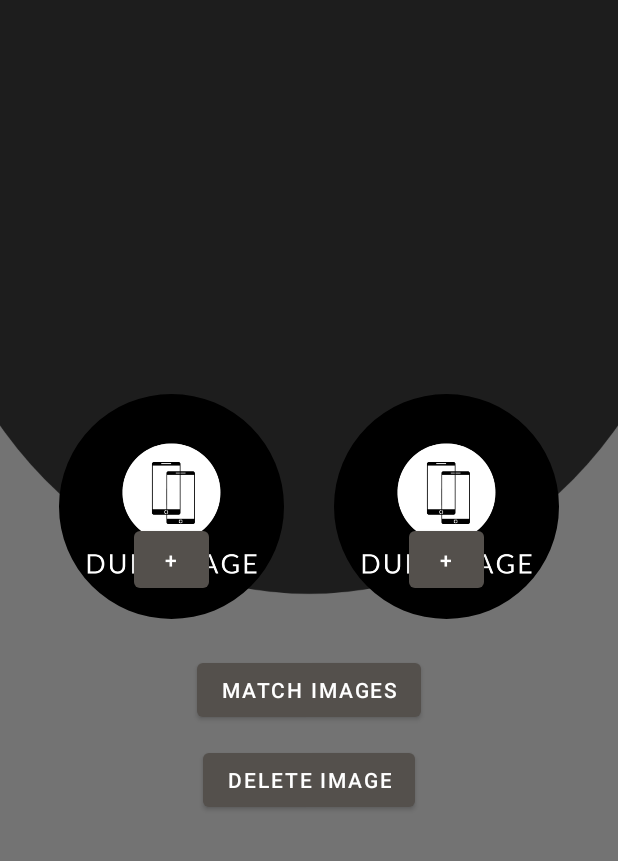
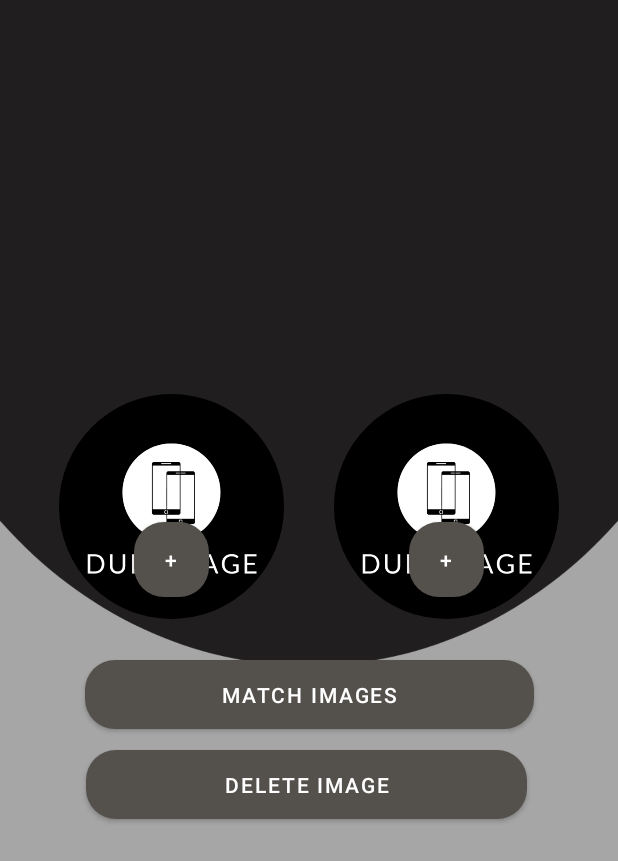
Before and after one commit to ritzmarc-diaz/DupliMage, an Android app: the layout activity_main.xml on its own in the app's theme, with its tools: preview values and no code run, on a phone screen of 412 x 824 dp. Shown: the top 861 px of the screen. Run offline under Robolectric (Android 15) with nearby library versions, the phone set to English and light mode, and no system bars.

Commit message:
UI Overhaul with deletion and match result fixes
Added startup screen for UI and changed matched result into pop up message. Upon match result revealing a certain % deletion button will be enabled

```diff
--- /dev/null
+++ b/app/src/main/res/drawable/round_button.xml
@@ -0,0 +1,10 @@
+<?xml version="1.0" encoding="utf-8"?>
+<ripple xmlns:android="http://schemas.android.com/apk/res/android"
+    android:color="@color/purple_500">
+    <item>
+        <shape android:shape="rectangle">
+            <solid android:color="@color/purple_500"/>
+            <corners android:radius="20dp" />
+        </shape>
+    </item>
+</ripple>
--- a/app/src/main/res/layout/activity_main.xml
+++ b/app/src/main/res/layout/activity_main.xml
@@ -4,14 +4,15 @@
     xmlns:tools="http://schemas.android.com/tools"
     android:layout_width="match_parent"
     android:layout_height="match_parent"
-    android:background="@drawable/duplibg"
-    tools:context=".MainActivity">
-
+    android:background="@drawable/dmbg_new"
+    tools:context=".MainActivity"
+    >
     <Button
         android:id="@+id/btn_choose_image"
         android:layout_width="50dp"
         android:layout_height="50dp"
         android:layout_marginTop="348dp"
+        android:background="@drawable/round_button"
         android:text="+"
         android:textAlignment="center"
         app:layout_constraintEnd_toEndOf="parent"
@@ -24,6 +25,7 @@
         android:layout_width="50dp"
         android:layout_height="50dp"
         android:layout_marginTop="348dp"
+        android:background="@drawable/round_button"
         android:text="+"
         android:textAlignment="center"
         app:layout_constraintEnd_toEndOf="parent"
@@ -33,9 +35,10 @@
 
     <Button
         android:id="@+id/btn_match_images"
-        android:layout_width="wrap_content"
-        android:layout_height="wrap_content"
-        android:layout_marginTop="436dp"
+        android:layout_width="299dp"
+        android:layout_height="46dp"
+        android:layout_marginTop="440dp"
+        android:background="@drawable/round_button"
         android:text="Match Images"
         android:textAlignment="center"
         app:layout_constraintEnd_toEndOf="parent"
@@ -44,12 +47,14 @@
 
     <Button
         android:id="@+id/btn_delete_image"
-        android:layout_width="wrap_content"
-        android:layout_height="wrap_content"
-        android:layout_marginTop="496dp"
+        android:layout_width="294dp"
+        android:layout_height="46dp"
+        android:layout_marginTop="500dp"
+        android:background="@drawable/round_button"
         android:text="Delete Image"
         android:textAlignment="center"
         app:layout_constraintEnd_toEndOf="parent"
+        app:layout_constraintHorizontal_bias="0.486"
         app:layout_constraintStart_toStartOf="parent"
         app:layout_constraintTop_toTopOf="parent" />
 
@@ -79,18 +84,7 @@
         app:shapeAppearanceOverlay="@style/circleImageViewStyle"
         app:srcCompat="@drawable/duplilogo" />
 
-    <TextView
-        android:id="@+id/matchResult"
-        android:layout_width="wrap_content"
-        android:layout_height="wrap_content"
-        android:layout_marginBottom="295dp"
-        android:text="Match Result: "
-        android:textColor="#FFFFFF"
-        android:visibility="visible"
-        app:layout_constraintBottom_toBottomOf="parent"
-        app:layout_constraintEnd_toEndOf="@id/btn_match_images"
-        app:layout_constraintHorizontal_bias="0.498"
-        app:layout_constraintStart_toStartOf="@id/btn_match_images" />
+
 
 
 </androidx.constraintlayout.widget.ConstraintLayout>
--- a/app/src/main/res/values/themes.xml
+++ b/app/src/main/res/values/themes.xml
@@ -20,4 +20,9 @@
         <item name="cornerFamily">rounded</item>
         <item name="cornerSize">50%</item>
     </style>
+
+    <style name="Theme.DupliMage.Results">
+        <item name="android:windowIsTranslucent">true</item>
+        <item name="android:windowCloseOnTouchOutside">true</item>
+    </style>
 </resources>
```
Also changed, not shown: app/src/main/AndroidManifest.xml (+6 -2 lines), app/src/main/java/com/example/duplimage/MainActivity.java (+19 -35 lines), app/src/main/java/com/example/duplimage/Results.java (added, +31 -0 lines), app/src/main/java/com/example/duplimage/StartScreen.java (added, +30 -0 lines), app/src/main/res/drawable/round_borders.xml (added, +12 -0 lines), app/src/main/res/drawable/rounded_borders.xml (added, +12 -0 lines), app/src/main/res/font/outfit.xml (added, +11 -0 lines), app/src/main/res/layout/duplimage_1.xml (added, +49 -0 lines), app/src/main/res/layout/duplimage_2.xml (added, +25 -0 lines), app/src/main/res/drawable-v24/duplibg2.png (added), app/src/main/res/drawable/dmbg_new.png (added), app/src/main/res/drawable/dmbg_new1.png (added), app/src/main/res/drawable/dmbg_new2.png (added), app/src/main/res/drawable/dmbg_new4.png (added), 2 more files, 41 other files.
